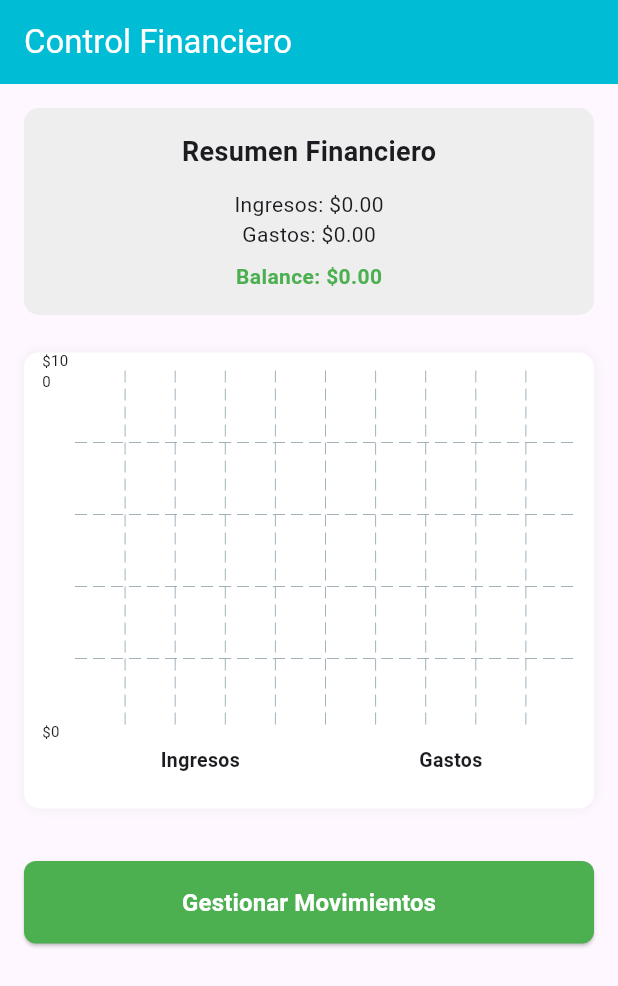
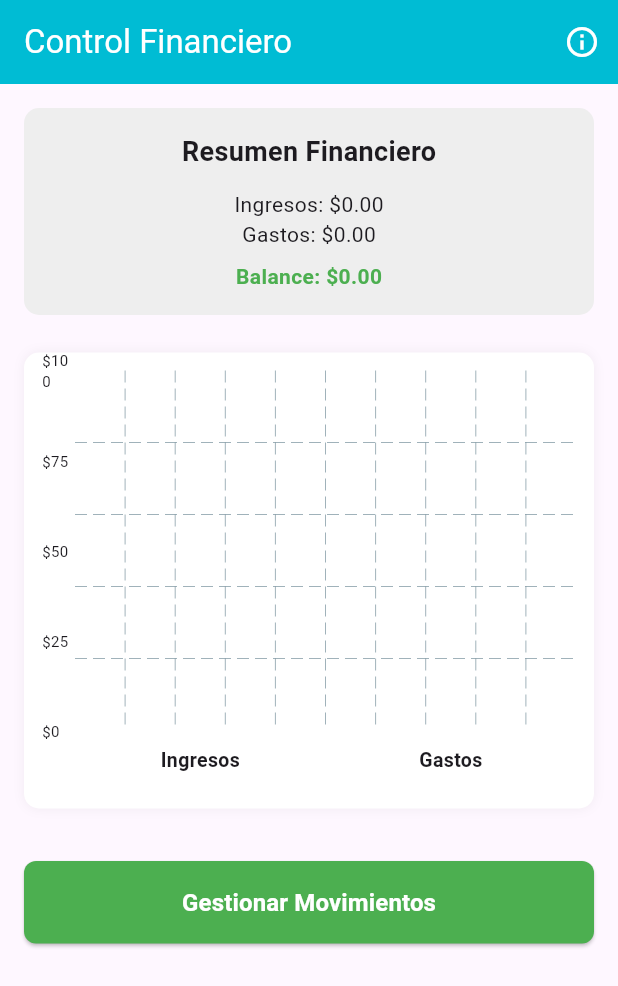
Before and after one commit to Eddylucero/Practica_concurso, a Flutter app: the screen it shows after launch, on a phone screen of 412 x 824 dp. Shown: the top 986 px of the screen. Run offline on Flutter 3.47's test engine with Material 3 defaults, Android fonts, the phone set to English and light mode, and no system bars; drawn by our look-alikes of fl_chart; our stand-ins replace sqflite; accounts and stored records are empty.

Commit message:
ya terminado 1.0

```diff
--- a/lib/screens/home/home_screen.dart
+++ b/lib/screens/home/home_screen.dart
@@ -32,16 +32,45 @@ class _HomeScreenState extends State<HomeScreen> {
     setState(() => cargando = false);
   }
 
+  void _mostrarInfo(BuildContext context) {
+    showDialog(
+      context: context,
+      builder: (_) => AlertDialog(
+        title: const Text('Información'),
+        content: const Text(
+          'Integrantes:\n'
+          '1. Lucero Eddy\n'
+          '2. Morales Anthony',
+        ),
+        actions: [
+          TextButton(
+            onPressed: () => Navigator.pop(context),
+            child: const Text('Cerrar'),
+          ),
+        ],
+      ),
+    );
+  }
+
   @override
   Widget build(BuildContext context) {
-    final balance = ingresos - gastos;
-    final maxValor = (ingresos > gastos ? ingresos : gastos) * 1.2;
+    final double balance = ingresos - gastos;
+    final double maxValor = (ingresos > gastos ? ingresos : gastos) * 1.2;
+
+    // 🔒 NUNCA 0 y SIEMPRE double
+    final double intervalo = maxValor > 0 ? maxValor / 4 : 25.0;
 
     return Scaffold(
       appBar: AppBar(
         title: const Text('Control Financiero'),
         backgroundColor: Colors.cyan,
         foregroundColor: Colors.white,
+        actions: [
+          IconButton(
+            icon: const Icon(Icons.info_outline),
+            onPressed: () => _mostrarInfo(context),
+          ),
+        ],
       ),
       body: cargando
           ? const Center(child: CircularProgressIndicator())
@@ -100,15 +129,14 @@ class _HomeScreenState extends State<HomeScreen> {
                       child: BarChart(
                         BarChartData(
                           alignment: BarChartAlignment.spaceAround,
-                          maxY: maxValor == 0 ? 100 : maxValor,
+                          maxY: maxValor > 0 ? maxValor : 100,
                           gridData: FlGridData(show: true),
                           borderData: FlBorderData(show: false),
                           barTouchData: BarTouchData(
                             enabled: true,
                             touchTooltipData: BarTouchTooltipData(
                               tooltipBgColor: Colors.black87,
-                              getTooltipItem:
-                                  (group, groupIndex, rod, rodIndex) {
+                              getTooltipItem: (group, _, rod, __) {
                                 final label = group.x == 0
                                     ? 'Ingresos'
                                     : 'Gastos';
@@ -129,8 +157,8 @@ class _HomeScreenState extends State<HomeScreen> {
                             leftTitles: AxisTitles(
                               sideTitles: SideTitles(
                                 showTitles: true,
-                                interval: maxValor / 4,
-                                getTitlesWidget: (value, meta) {
+                                interval: intervalo,
+                                getTitlesWidget: (value, _) {
                                   return Text(
                                     '\$${value.toInt()}',
                                     style: const TextStyle(fontSize: 10),
@@ -141,15 +169,14 @@ class _HomeScreenState extends State<HomeScreen> {
                             bottomTitles: AxisTitles(
                               sideTitles: SideTitles(
                                 showTitles: true,
-                                reservedSize: 40, // 🔥 SOLUCIÓN CLAVE
-                                getTitlesWidget: (value, meta) {
+                                reservedSize: 40,
+                                getTitlesWidget: (value, _) {
                                   return Padding(
                                     padding: const EdgeInsets.only(top: 10),
                                     child: Text(
                                       value.toInt() == 0
                                           ? 'Ingresos'
                                           : 'Gastos',
-                                      textAlign: TextAlign.center,
                                       style: const TextStyle(
                                         fontSize: 13,
                                         fontWeight: FontWeight.bold,
```
Lines whose indentation alone changed are shown as unchanged.
